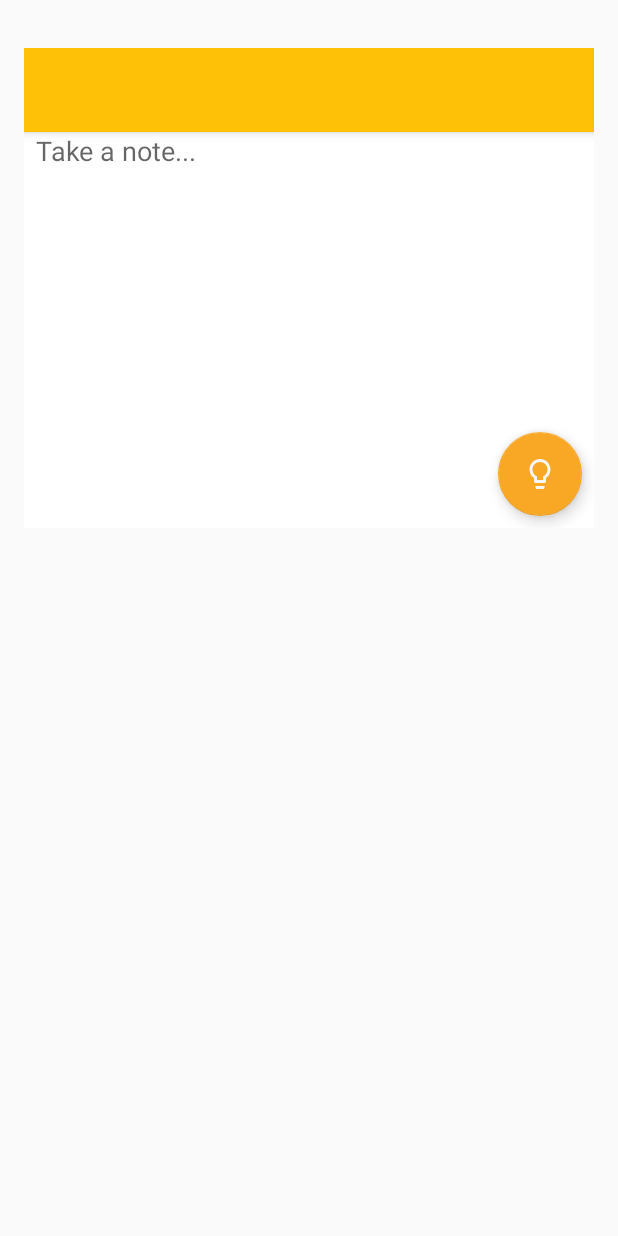
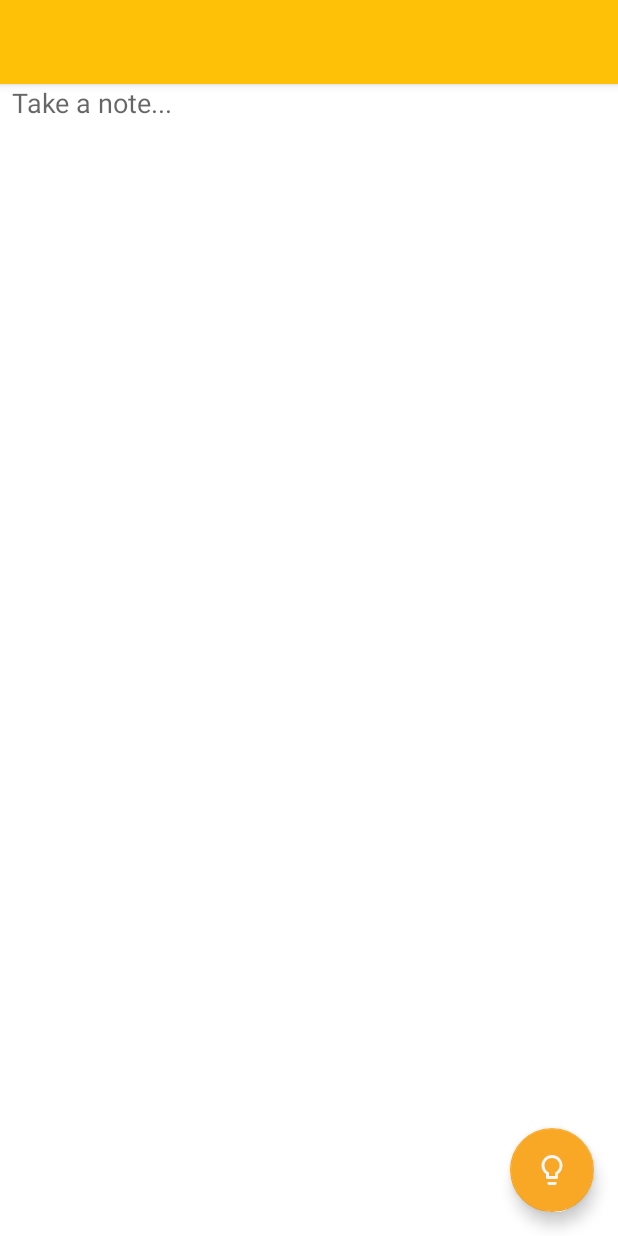
Before and after one commit to orionlee/aLjotIt, an Android app: the layout activity_main.xml on its own in the app's theme, with its tools: preview values and no code run, on a phone screen of 412 x 824 dp. Run offline under Robolectric (Android 15) with nearby library versions, the phone set to English and light mode, and no system bars.

Commit message:
Widget-like UI layout refactor - make both full screen theme (AppTheme.NoActionBar) and widget theme (.TransparentBG) work (a switch hardcoded in model config for now)

```diff
--- a/app/src/main/java/net/oldev/alsscratchpad/LSScratchPadModel.java
+++ b/app/src/main/java/net/oldev/alsscratchpad/LSScratchPadModel.java
@@ -109,6 +109,12 @@ public class LSScratchPadModel {
         return TimeRange.parse(timeRangeStr);
     }
 
+    public boolean isUIWidgetStyle() {
+        // OPEN: might allow end users to change it.
+        // For now, it is hardcoded while Widget-style UI is being experimented.
+        // The switch lets developers to change back to normal full screen relatively quickly.
+        return true;
+    }
 
     //
     // SharedPreferences helpers
--- a/app/src/main/res/layout/activity_main.xml
+++ b/app/src/main/res/layout/activity_main.xml
@@ -4,13 +4,13 @@
     xmlns:app="http://schemas.android.com/apk/res-auto"
     xmlns:tools="http://schemas.android.com/tools"
     android:layout_width="match_parent"
-    android:layout_height="@dimen/main_height"
-    android:layout_marginTop="@dimen/main_marginTop"
-    android:layout_marginLeft="@dimen/main_marginHorizontal"
-    android:layout_marginRight="@dimen/main_marginHorizontal"
-    android:layout_marginStart="@dimen/main_marginHorizontal"
-    android:layout_marginEnd="@dimen/main_marginHorizontal"
-    android:layout_marginBottom="@dimen/main_marginBottom"
+    android:layout_height="?mainHeight"
+    android:layout_marginTop="?mainMarginTop"
+    android:layout_marginLeft="?mainMarginHorizontal"
+    android:layout_marginRight="?mainMarginHorizontal"
+    android:layout_marginStart="?mainMarginHorizontal"
+    android:layout_marginEnd="?mainMarginHorizontal"
+    android:layout_marginBottom="?mainMarginBottom  "
     android:id="@+id/activity_main"
     tools:context="net.oldev.alsscratchpad.MainActivity">
 
@@ -42,7 +42,7 @@
         android:layout_width="wrap_content"
         android:layout_height="wrap_content"
         android:layout_gravity="bottom|end"
-        android:layout_margin="@dimen/fab_margin"
+        android:layout_margin="?fabMargin"
         android:tooltipText="@string/tip_send_to_keep"
         app:backgroundTint="@color/keepBackground"
         app:srcCompat="@drawable/ic_send_to_keep"/>
--- a/app/src/main/res/values/attrs.xml.xml
+++ b/app/src/main/res/values/attrs.xml.xml
@@ -8,5 +8,11 @@
             as attribute can be defined once only.)
          -->
         <attr name="lsspEditorBackground" format="reference"/>
+        <attr name="mainHeight" format="dimension" />
+        <attr name="mainMarginHorizontal" format="dimension" />
+        <attr name="mainMarginTop" format="dimension" />
+        <attr name="mainMarginBottom" format="dimension" />
+        <attr name="fabMargin" format="dimension" />
+
     </declare-styleable>
 </resources>
--- a/app/src/main/res/values/dimens.xml
+++ b/app/src/main/res/values/dimens.xml
@@ -1,8 +1,19 @@
 <?xml version="1.0" encoding="utf-8"?>
 <resources>
+    <!-- Widget-like UI dimensions,
+        main_height is be further customized based on screen height.
+        The default here is meant to be as a fallback for extra small screen (hence full-screen like)
+      -->
     <dimen name="fab_margin">8dp</dimen>
     <dimen name="main_height">-1px</dimen> <!-- intended as match_parent, except the keyword not allowed here -->
     <dimen name="main_marginHorizontal">16dp</dimen>
     <dimen name="main_marginTop">16dp</dimen>
     <dimen name="main_marginBottom">16dp</dimen>
+
+    <!-- normal full screen dimensions -->
+    <dimen name="fabFS_margin">16dp</dimen>
+    <dimen name="mainFS_height">-1px</dimen> <!-- intended as match_parent, except the keyword not allowed here -->
+    <dimen name="mainFS_marginHorizontal">0dp</dimen>
+    <dimen name="mainFS_marginTop">0dp</dimen>
+    <dimen name="mainFS_marginBottom">0dp</dimen>
 </resources>
--- a/app/src/main/res/values/styles.xml
+++ b/app/src/main/res/values/styles.xml
@@ -5,6 +5,14 @@
         <item name="colorPrimaryDark">@color/colorPrimaryDark</item>
         <item name="colorAccent">@color/colorAccent</item>
         <item name="lsspEditorBackground">@color/colorEditorBG</item>
+        <!-- main height, margin properties: the additional layer here
+             enables the UI dimensions to be changed based on theme -->
+        <!-- full screen UI dimensions -->
+        <item name="mainHeight">@dimen/mainFS_height</item>
+        <item name="mainMarginHorizontal">@dimen/mainFS_marginHorizontal</item>
+        <item name="mainMarginTop">@dimen/mainFS_marginTop</item>
+        <item name="mainMarginBottom">@dimen/mainFS_marginBottom</item>
+        <item name="fabMargin">@dimen/fabFS_margin</item>
     </style>
 
     <!-- NoActionBar variant is used for AppCompatActivity, which replaces
@@ -21,8 +29,13 @@
         <item name="android:windowIsTranslucent">true</item>
         <item name="android:windowAnimationStyle">@android:style/Animation</item>
 
-        <!-- specific customization -->
+        <!-- Widget-like UI specific customization -->
         <item name="colorPrimary">@color/colorPrimaryTranslucent</item>
+        <item name="mainHeight">@dimen/main_height</item>
+        <item name="mainMarginHorizontal">@dimen/main_marginHorizontal</item>
+        <item name="mainMarginTop">@dimen/main_marginTop</item>
+        <item name="mainMarginBottom">@dimen/main_marginBottom</item>
+        <item name="fabMargin">@dimen/fab_margin</item>
     </style>
 
     <!-- Night theme -->
@@ -30,6 +43,13 @@
         <item name="colorPrimary">@color/colorPrimary</item>
         <item name="colorPrimaryDark">@color/colorPrimaryDark</item>
         <item name="colorAccent">@color/nightColorAccent</item>
+        <item name="lsspEditorBackground">@color/colorEditorBGDark</item>
+        <!-- full screen UI dimensions -->
+        <item name="mainHeight">@dimen/mainFS_height</item>
+        <item name="mainMarginHorizontal">@dimen/mainFS_marginHorizontal</item>
+        <item name="mainMarginTop">@dimen/mainFS_marginTop</item>
+        <item name="mainMarginBottom">@dimen/mainFS_marginBottom</item>
+        <item name="fabMargin">@dimen/fabFS_margin</item>
     </style>
 
     <style name="AppTheme.Dark.NoActionBar" parent="AppTheme.Dark">
@@ -47,9 +67,13 @@
 
         <!-- PENDING: menu items somehow remain white background black text -->
 
-        <!-- specific customization -->
+        <!-- Widget-like UI specific customization -->
         <item name="colorPrimary">@color/colorPrimaryTranslucent</item>
-        <item name="lsspEditorBackground">@color/colorEditorBGDark</item>
+        <item name="mainHeight">@dimen/main_height</item>
+        <item name="mainMarginHorizontal">@dimen/main_marginHorizontal</item>
+        <item name="mainMarginTop">@dimen/main_marginTop</item>
+        <item name="mainMarginBottom">@dimen/main_marginBottom</item>
+        <item name="fabMargin">@dimen/fab_margin</item>
     </style>
 
     <!-- themes for the support action bar itself stays the same  independent of normal / dark theme -->
```
Also changed, not shown: app/src/main/java/net/oldev/alsscratchpad/ThemeSwitcher.java (+6 -2 lines).
